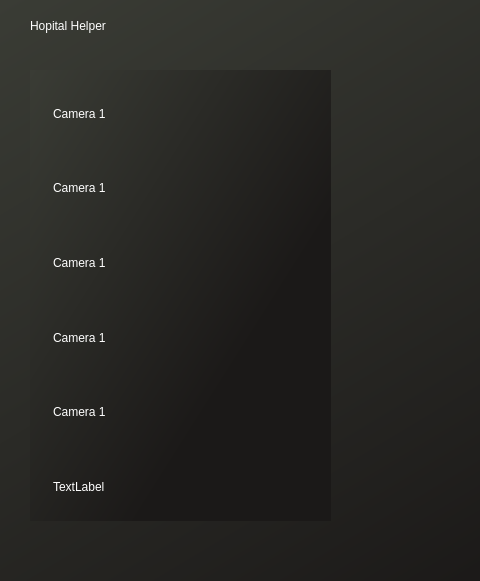
lvnh2003/Hospital_Tracking, file addcamera.ui: the form before one commit; both pictures show x 0 to 480 and y 0 to 581 of the 1131 by 666 pixel window.
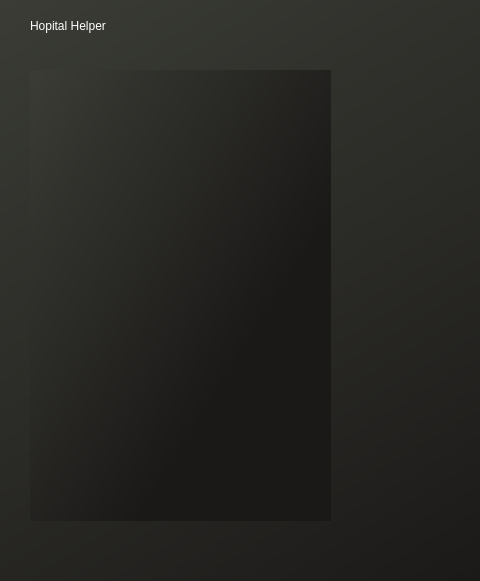
The form after the commit.

Commit message: feat: switch camera in menu window

What changed in the file:
```diff
--- a/addcamera.ui
+++ b/addcamera.ui
@@ -148,66 +148,6 @@
      <property name="topMargin">
       <number>9</number>
      </property>
-     <item>
-      <widget class="QLabel" name="label_8">
-       <property name="styleSheet">
-        <string notr="true">padding-left:20;border: None; background-color: transparent; color: white;</string>
-       </property>
-       <property name="text">
-        <string>Camera 1</string>
-       </property>
-      </widget>
-     </item>
-     <item>
-      <widget class="QLabel" name="label_7">
-       <property name="styleSheet">
-        <string notr="true">padding-left:20;border: None; background-color: transparent; color: white;</string>
-       </property>
-       <property name="text">
-        <string>Camera 1</string>
-       </property>
-      </widget>
-     </item>
-     <item>
-      <widget class="QLabel" name="label_9">
-       <property name="styleSheet">
-        <string notr="true">padding-left:20;border: None; background-color: transparent; color: white;</string>
-       </property>
-       <property name="text">
-        <string>Camera 1</string>
-       </property>
-      </widget>
-     </item>
-     <item>
-      <widget class="QLabel" name="label_10">
-       <property name="styleSheet">
-        <string notr="true">padding-left:20;border: None; background-color: transparent; color: white;</string>
-       </property>
-       <property name="text">
-        <string>Camera 1</string>
-       </property>
-      </widget>
-     </item>
-     <item>
-      <widget class="QLabel" name="label_11">
-       <property name="styleSheet">
-        <string notr="true">padding-left:20;border: None; background-color: transparent; color: white;</string>
-       </property>
-       <property name="text">
-        <string>Camera 1</string>
-       </property>
-      </widget>
-     </item>
-     <item>
-      <widget class="QLabel" name="label_12">
-       <property name="styleSheet">
-        <string notr="true">padding-left:20;border: None; background-color: transparent; color: white;</string>
-       </property>
-       <property name="text">
-        <string>TextLabel</string>
-       </property>
-      </widget>
-     </item>
     </layout>
    </widget>
   </widget>
```
Left out of the diff: 2 changed lines with no effect on the pictures. The commit also changes 3 other files.
